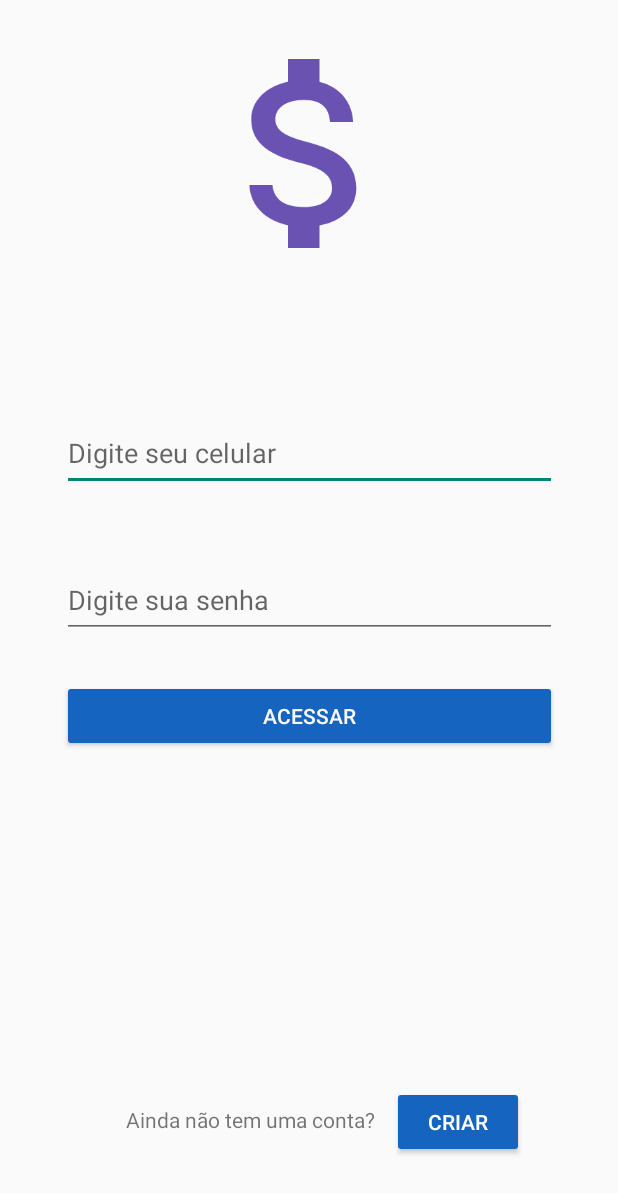
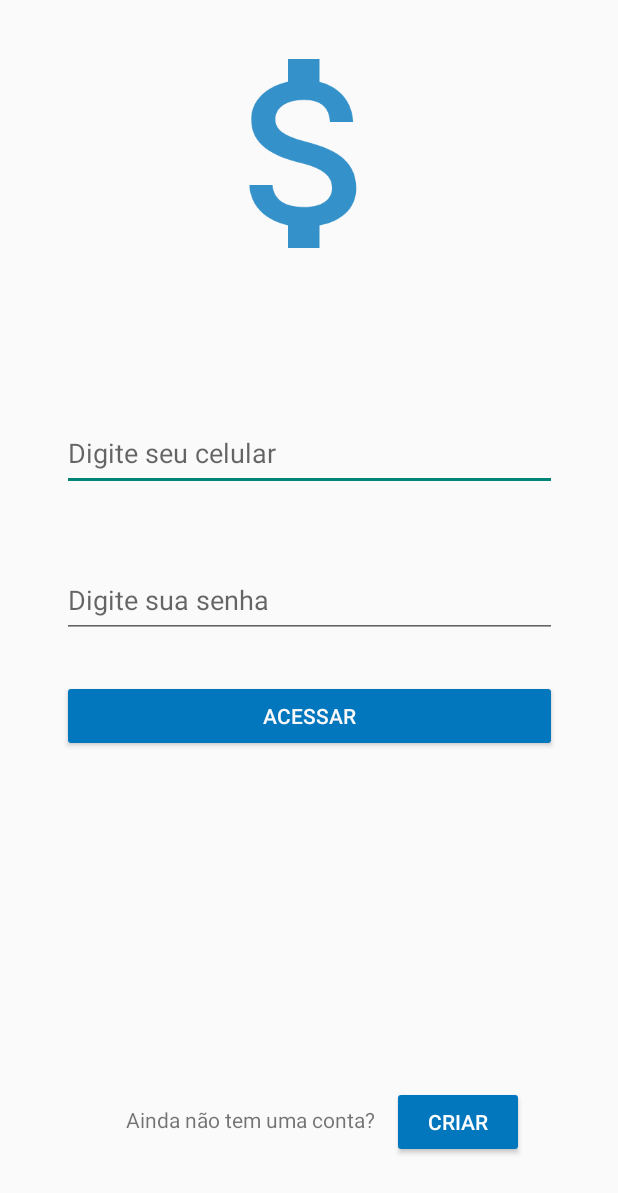
Before and after one commit to JonathanTolotti/dollar-app-android, an Android app: the screen it shows after launch (LoginActivity), on a phone screen of 412 x 824 dp. Shown: the top 1193 px of the screen. Run offline under Robolectric (Android 15) with nearby library versions, the phone set to English and light mode, and no system bars.

Commit message:
Adiciona estrutura para login e icones do aplicativo.

```diff
--- a/app/src/main/AndroidManifest.xml
+++ b/app/src/main/AndroidManifest.xml
@@ -7,9 +7,9 @@
         android:allowBackup="true"
         android:dataExtractionRules="@xml/data_extraction_rules"
         android:fullBackupContent="@xml/backup_rules"
-        android:icon="@mipmap/ic_launcher"
+        android:icon="@mipmap/ic_dollar_image"
         android:label="@string/app_name"
-        android:roundIcon="@mipmap/ic_launcher_round"
+        android:roundIcon="@mipmap/ic_dollar_image_round"
         android:supportsRtl="true"
         android:theme="@style/Theme.DollarApp"
         tools:targetApi="31">
--- a/app/src/main/res/layout/activity_login.xml
+++ b/app/src/main/res/layout/activity_login.xml
@@ -7,7 +7,7 @@
     tools:context=".Ui.LoginActivity">
 
     <EditText
-        android:id="@+id/editTextPhone"
+        android:id="@+id/LoginUserPhone"
         android:layout_width="330dp"
         android:layout_height="50dp"
         android:layout_marginStart="53dp"
@@ -21,7 +21,7 @@
         app:layout_constraintTop_toTopOf="parent" />
 
     <EditText
-        android:id="@+id/editTextTextPassword"
+        android:id="@+id/LoginUserPass"
         android:layout_width="330dp"
         android:layout_height="50dp"
         android:layout_marginStart="53dp"
@@ -29,24 +29,25 @@
         android:layout_marginEnd="53dp"
         android:ems="10"
         android:hint="Digite sua senha"
-        android:inputType="textPassword"
+        android:inputType="numberPassword"
         app:layout_constraintEnd_toEndOf="parent"
         app:layout_constraintStart_toStartOf="parent"
-        app:layout_constraintTop_toBottomOf="@+id/editTextPhone" />
+        app:layout_constraintTop_toBottomOf="@+id/LoginUserPhone" />
 
     <Button
-        android:id="@+id/button"
+        android:id="@+id/LoginButton"
         android:layout_width="330dp"
         android:layout_height="wrap_content"
         android:layout_marginStart="53dp"
         android:layout_marginTop="28dp"
         android:layout_marginEnd="53dp"
-        android:backgroundTint="#1565C0"
+        android:backgroundTint="#0277BD"
+        android:onClick="handlerLogin"
         android:text="Acessar"
         android:textColor="#FAF8F8"
         app:layout_constraintEnd_toEndOf="parent"
         app:layout_constraintStart_toStartOf="parent"
-        app:layout_constraintTop_toBottomOf="@+id/editTextTextPassword" />
+        app:layout_constraintTop_toBottomOf="@+id/LoginUserPass" />
 
     <TextView
         android:id="@+id/textView"
@@ -59,11 +60,11 @@
         app:layout_constraintStart_toStartOf="parent" />
 
     <Button
-        android:id="@+id/button2"
+        android:id="@+id/LoginCreateAccountButton"
         android:layout_width="wrap_content"
         android:layout_height="wrap_content"
         android:layout_marginBottom="52dp"
-        android:backgroundTint="#1565C0"
+        android:backgroundTint="#0277BD"
         android:text="Criar"
         android:textColor="#FFFFFF"
         app:layout_constraintBottom_toBottomOf="parent"
@@ -76,11 +77,11 @@
         android:layout_width="168dp"
         android:layout_height="198dp"
         android:layout_marginBottom="76dp"
-        android:tint="#4527A0"
-        app:layout_constraintBottom_toTopOf="@+id/editTextPhone"
+        app:layout_constraintBottom_toTopOf="@+id/LoginUserPhone"
         app:layout_constraintEnd_toEndOf="parent"
         app:layout_constraintStart_toStartOf="parent"
         app:layout_constraintTop_toTopOf="parent"
         app:layout_constraintVertical_bias="1.0"
-        app:srcCompat="@drawable/ic_action_name" />
+        app:srcCompat="@drawable/ic_action_name"
+        app:tint="#0277BD" />
 </androidx.constraintlayout.widget.ConstraintLayout>
--- a/app/src/main/res/layout/activity_splash_screen.xml
+++ b/app/src/main/res/layout/activity_splash_screen.xml
@@ -4,7 +4,7 @@
     xmlns:tools="http://schemas.android.com/tools"
     android:layout_width="match_parent"
     android:layout_height="match_parent"
-    android:background="#4527A0"
+    android:background="#0277BD"
     tools:context=".Ui.SplashScreenActivity">
 
     <ImageView
--- /dev/null
+++ b/app/src/main/res/mipmap-anydpi-v26/ic_dollar_image.xml
@@ -0,0 +1,5 @@
+<?xml version="1.0" encoding="utf-8"?>
+<adaptive-icon xmlns:android="http://schemas.android.com/apk/res/android">
+    <background android:drawable="@drawable/ic_dollar_image_background"/>
+    <foreground android:drawable="@drawable/ic_dollar_image_foreground"/>
+</adaptive-icon>
--- /dev/null
+++ b/app/src/main/res/mipmap-anydpi-v26/ic_dollar_image_round.xml
@@ -0,0 +1,5 @@
+<?xml version="1.0" encoding="utf-8"?>
+<adaptive-icon xmlns:android="http://schemas.android.com/apk/res/android">
+    <background android:drawable="@drawable/ic_dollar_image_background"/>
+    <foreground android:drawable="@drawable/ic_dollar_image_foreground"/>
+</adaptive-icon>
```
Also changed, not shown: app/src/main/java/com/example/dollarapp/Ui/LoginActivity.java (+36 -0 lines), app/src/main/res/drawable/ic_dollar_image_background.xml (added, +74 -0 lines), app/src/main/res/drawable/ic_dollar_image_foreground.xml (added, +15 -0 lines), app/src/main/ic_dollar_image-playstore.png (added), app/src/main/res/mipmap-hdpi/ic_dollar_image.png (added), app/src/main/res/mipmap-hdpi/ic_dollar_image_round.png (added), app/src/main/res/mipmap-mdpi/ic_dollar_image.png (added), app/src/main/res/mipmap-mdpi/ic_dollar_image_round.png (added), app/src/main/res/mipmap-xhdpi/ic_dollar_image.png (added), app/src/main/res/mipmap-xhdpi/ic_dollar_image_round.png (added), app/src/main/res/mipmap-xxhdpi/ic_dollar_image.png (added), app/src/main/res/mipmap-xxhdpi/ic_dollar_image_round.png (added), app/src/main/res/mipmap-xxxhdpi/ic_dollar_image.png (added), app/src/main/res/mipmap-xxxhdpi/ic_dollar_image_round.png (added).
